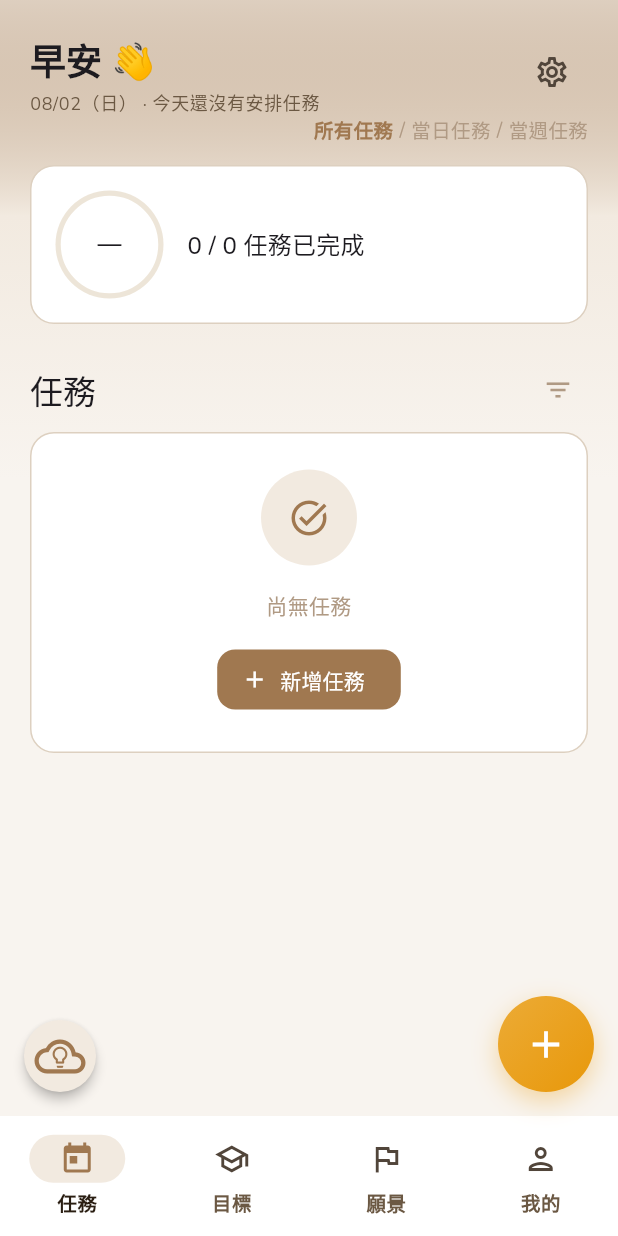
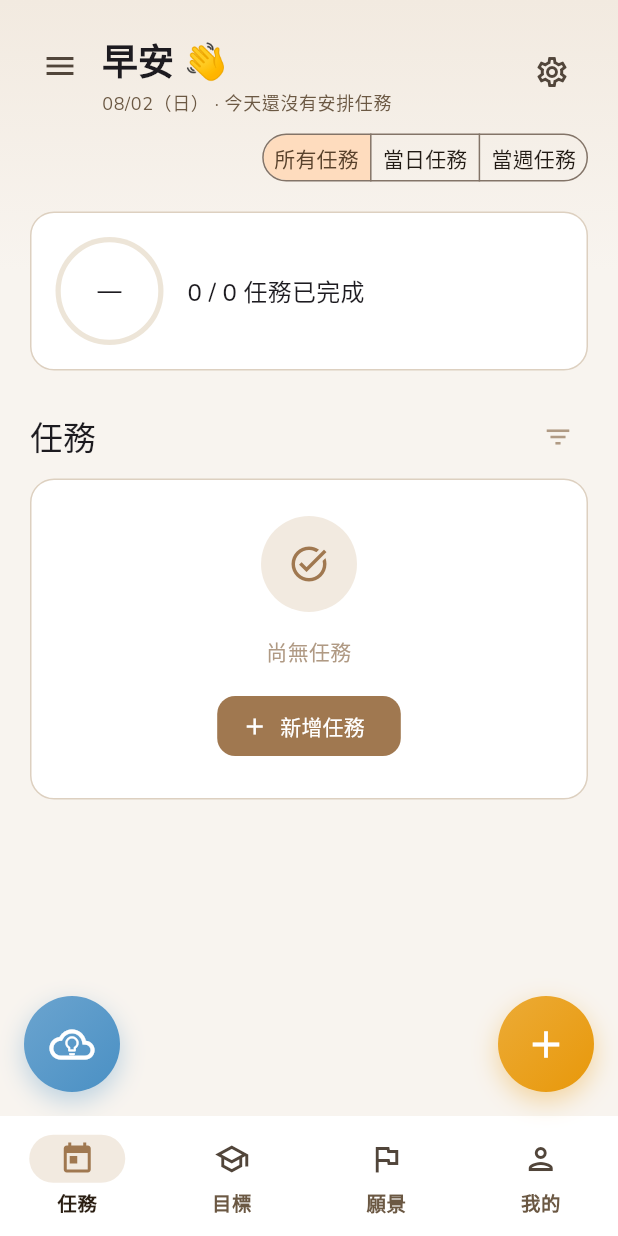
Before and after one commit to octofield/URniversity, a Flutter app: the HomeScreen screen opened directly, on a phone screen of 412 x 824 dp. Run offline on Flutter 3.47's test engine with Material 3 defaults, Android fonts, the light colour scheme and no system bars; our stand-ins replace flutter_riverpod, google_fonts, shared_preferences, supabase_flutter; accounts and stored records are empty; network calls fail.

Commit message:
修改: 畫面優化

```diff
--- a/src/lib/core/theme/app_theme.dart
+++ b/src/lib/core/theme/app_theme.dart
@@ -19,14 +19,14 @@ final appTheme = ThemeData(
   ),
   inputDecorationTheme: InputDecorationTheme(
     filled: true,
-    fillColor: AppColors.surfaceVariant,
+    fillColor: AppColors.surface,
     border: OutlineInputBorder(
       borderRadius: BorderRadius.circular(AppRadius.sm),
-      borderSide: BorderSide.none,
+      borderSide: const BorderSide(color: AppColors.border),
     ),
     enabledBorder: OutlineInputBorder(
       borderRadius: BorderRadius.circular(AppRadius.sm),
-      borderSide: BorderSide.none,
+      borderSide: const BorderSide(color: AppColors.border),
     ),
     focusedBorder: OutlineInputBorder(
       borderRadius: BorderRadius.circular(AppRadius.sm),
--- a/src/lib/screens/future_screen.dart
+++ b/src/lib/screens/future_screen.dart
@@ -570,6 +570,15 @@ class _FutureScreenState extends ConsumerState<FutureScreen> {
           ),
           child: Row(
             children: [
+              if (!isDesktop) ...[
+                IconButton(
+                  icon: const Icon(Icons.menu),
+                  visualDensity: VisualDensity.compact,
+                  padding: EdgeInsets.zero,
+                  onPressed: () => Scaffold.of(context).openDrawer(),
+                ),
+                const SizedBox(width: AppSpacing.sm),
+              ],
               Text(s.goals,
                   style:
                       Theme.of(context).textTheme.headlineSmall?.copyWith(
--- a/src/lib/screens/home_screen.dart
+++ b/src/lib/screens/home_screen.dart
@@ -2,6 +2,7 @@ import 'package:flutter/material.dart';
 import 'package:flutter_riverpod/flutter_riverpod.dart';
 import '../core/theme/app_breakpoints.dart';
 import '../core/theme/app_colors.dart';
+import '../core/theme/app_spacing.dart';
 import '../providers/settings_provider.dart';
 import '../providers/date_provider.dart';
 import 'today_screen.dart' show TodayScreen, showAddTaskSheet, showAddInspirationSheet;
@@ -45,24 +46,19 @@ class _HomeScreenState extends ConsumerState<HomeScreen> {
 
     final body = Stack(
       children: [
-        // Top gradient so the page background is not one flat color
-        Positioned(
+        // Soft top gradient so the page background is not one flat color
+        const Positioned(
           top: 0,
           left: 0,
           right: 0,
-          height: 320,
+          height: 180,
           child: IgnorePointer(
             child: DecoratedBox(
               decoration: BoxDecoration(
                 gradient: LinearGradient(
                   begin: Alignment.topCenter,
                   end: Alignment.bottomCenter,
-                  colors: [
-                    AppColors.primary.withValues(alpha: 0.30),
-                    AppColors.primaryLight,
-                    AppColors.background,
-                  ],
-                  stops: const [0, 0.45, 1],
+                  colors: [AppColors.primaryLight, AppColors.background],
                 ),
               ),
             ),
@@ -81,27 +77,19 @@ class _HomeScreenState extends ConsumerState<HomeScreen> {
           Positioned(
             left: 16,
             bottom: 16,
-            child: Material(
-              color: AppColors.primaryLight,
-              borderRadius: BorderRadius.circular(24),
-              elevation: 3,
-              child: InkWell(
-                borderRadius: BorderRadius.circular(24),
-                onTap: () => showAddInspirationSheet(context, ref),
-                child: const SizedBox(
-                  width: 48,
-                  height: 48,
-                  child: Stack(
-                    alignment: Alignment.center,
-                    children: [
-                      Icon(Icons.cloud_outlined, size: 34, color: AppColors.primary),
-                      Padding(
-                        padding: EdgeInsets.only(top: 2),
-                        child: Icon(Icons.lightbulb_outline, size: 17, color: AppColors.primary),
-                      ),
-                    ],
+            child: _VividFab(
+              color: AppColors.categoryExchange,
+              tooltip: s.addInspiration,
+              onPressed: () => showAddInspirationSheet(context, ref),
+              child: const Stack(
+                alignment: Alignment.center,
+                children: [
+                  Icon(Icons.cloud_outlined, size: 30, color: Colors.white),
+                  Padding(
+                    padding: EdgeInsets.only(top: 2),
+                    child: Icon(Icons.lightbulb_outline, size: 15, color: Colors.white),
                   ),
-                ),
+                ],
               ),
             ),
           ),
@@ -111,38 +99,43 @@ class _HomeScreenState extends ConsumerState<HomeScreen> {
     final floatingActionButton = switch (_index) {
       0 => _VividFab(
           color: AppColors.categoryCompetition,
-          icon: Icons.add,
           tooltip: s.addTask,
-          onPressed: () => showAddTaskSheet(context, ref)),
+          onPressed: () => showAddTaskSheet(context, ref),
+          child: const Icon(Icons.add, color: Colors.white, size: 30)),
       1 => _VividFab(
           color: AppColors.categoryIntern,
-          icon: Icons.add,
           tooltip: s.addTarget,
-          onPressed: () => showAddSemesterGoalSheet(context, ref)),
+          onPressed: () => showAddSemesterGoalSheet(context, ref),
+          child: const Icon(Icons.add, color: Colors.white, size: 30)),
       2 => _VividFab(
           color: AppColors.categoryCert,
-          icon: Icons.add,
           tooltip: s.addGoal,
-          onPressed: () => showAddFutureGoalSheet(context, ref)),
+          onPressed: () => showAddFutureGoalSheet(context, ref),
+          child: const Icon(Icons.add, color: Colors.white, size: 30)),
       3 => _VividFab(
           color: AppColors.categoryPerformance,
-          icon: Icons.edit_note,
           tooltip: s.addJournal,
           onPressed: () => Navigator.push(
             context,
             MaterialPageRoute(builder: (_) => const JournalEditScreen()),
-          )),
+          ),
+          child: const Icon(Icons.edit_note, color: Colors.white, size: 30)),
       _ => null,
     };
 
     if (isDesktop) {
+      final extended = width >= AppBreakpoints.wide;
+      // NavigationRail's own collapsed/extended widths (Material defaults it
+      // falls back to since the theme doesn't override minWidth/minExtendedWidth)
+      final railWidth = extended ? 256.0 : 72.0;
+
       return Scaffold(
         body: Row(
           children: [
             NavigationRail(
               selectedIndex: _index,
               onDestinationSelected: _onDestinationSelected,
-              extended: width >= AppBreakpoints.wide,
+              extended: extended,
               destinations: [
                 for (final d in destinations)
                   NavigationRailDestination(
@@ -151,6 +144,19 @@ class _HomeScreenState extends ConsumerState<HomeScreen> {
                     label: Text(d.label),
                   ),
               ],
+              // Same divider as the mobile drawer — marks room for future
+              // secondary features below the four main destinations.
+              // NavigationRail centers trailing in an unbounded-width Column,
+              // so the Divider needs an explicit finite width (matching the
+              // rail's own current width) rather than double.infinity, which
+              // crashes hit-testing when the incoming constraint is unbounded.
+              trailing: Padding(
+                padding: const EdgeInsets.symmetric(vertical: AppSpacing.sm),
+                child: SizedBox(
+                  width: railWidth - AppSpacing.sm * 2,
+                  child: const Divider(color: AppColors.border),
+                ),
+              ),
             ),
             const VerticalDivider(width: 1, color: AppColors.border),
             Expanded(child: body),
@@ -163,6 +169,58 @@ class _HomeScreenState extends ConsumerState<HomeScreen> {
     return Scaffold(
       body: body,
       floatingActionButton: floatingActionButton,
+      // Hamburger menu (opened from each screen's header) — houses the main
+      // destinations today and leaves room to grow secondary features below
+      // the divider later. Desktop already shows a permanent NavigationRail.
+      drawer: Drawer(
+        child: SafeArea(
+          child: ListView(
+            padding: EdgeInsets.zero,
+            children: [
+              const SizedBox(height: AppSpacing.lg),
+              Padding(
+                padding: const EdgeInsets.symmetric(
+                    horizontal: AppSpacing.pageHorizontal),
+                child: Text(
+                  s.appName,
+                  style: Theme.of(context).textTheme.titleLarge?.copyWith(
+                    fontWeight: FontWeight.bold,
+                    color: AppColors.primary,
+                  ),
+                ),
+              ),
+              const SizedBox(height: AppSpacing.md),
+              for (var i = 0; i < destinations.length; i++)
+                ListTile(
+                  leading: Icon(
+                    i == _index
+                        ? destinations[i].selectedIcon
+                        : destinations[i].icon,
+                    color: i == _index ? AppColors.primary : null,
+                  ),
+                  title: Text(
+                    destinations[i].label,
+                    style: TextStyle(
+                      fontWeight:
+                          i == _index ? FontWeight.w600 : FontWeight.normal,
+                      color: i == _index ? AppColors.primary : null,
+                    ),
+                  ),
+                  selected: i == _index,
+                  selectedTileColor: AppColors.primaryLight,
+                  onTap: () {
+                    _onDestinationSelected(i);
+                    Navigator.pop(context);
+                  },
+                ),
+              const Divider(
+                indent: AppSpacing.pageHorizontal,
+                endIndent: AppSpacing.pageHorizontal,
+              ),
+            ],
+          ),
+        ),
+      ),
       bottomNavigationBar: NavigationBar(
         selectedIndex: _index,
         onDestinationSelected: _onDestinationSelected,
@@ -182,13 +240,13 @@ class _HomeScreenState extends ConsumerState<HomeScreen> {
 // Larger, colorful floating action button with a hover glow on desktop
 class _VividFab extends StatefulWidget {
   final Color color;
-  final IconData icon;
+  final Widget child;
   final String tooltip;
   final VoidCallback onPressed;
 
   const _VividFab({
     required this.color,
-    required this.icon,
+    required this.child,
     required this.tooltip,
     required this.onPressed,
   });
@@ -235,7 +293,7 @@ class _VividFabState extends State<_VividFab> {
                   ),
                 ],
               ),
-              child: Icon(widget.icon, color: Colors.white, size: 30),
+              child: Center(child: widget.child),
             ),
           ),
         ),
--- a/src/lib/screens/me_screen.dart
+++ b/src/lib/screens/me_screen.dart
@@ -42,14 +42,23 @@ class MeScreen extends ConsumerWidget {
             AppSpacing.pageHorizontal, 0,
           ),
           child: Row(
-            mainAxisAlignment: MainAxisAlignment.spaceBetween,
             children: [
+              if (!isDesktop) ...[
+                IconButton(
+                  icon: const Icon(Icons.menu),
+                  visualDensity: VisualDensity.compact,
+                  padding: EdgeInsets.zero,
+                  onPressed: () => Scaffold.of(context).openDrawer(),
+                ),
+                const SizedBox(width: AppSpacing.sm),
+              ],
               Text(
                 s.me,
                 style: Theme.of(context).textTheme.headlineSmall?.copyWith(
                   fontWeight: FontWeight.bold,
                 ),
               ),
+              const Spacer(),
               IconButton(
                 icon: const Icon(Icons.settings_outlined),
                 onPressed: () => Navigator.push(
--- a/src/lib/screens/overview_graph_screen.dart
+++ b/src/lib/screens/overview_graph_screen.dart
@@ -93,7 +93,18 @@ class _OverviewGraphScreenState extends ConsumerState<OverviewGraphScreen>
     return Scaffold(
       backgroundColor: AppColors.background,
       appBar: AppBar(
-        title: Text(s.overview),
+        automaticallyImplyLeading: false,
+        titleSpacing: 0,
+        title: Row(
+          crossAxisAlignment: CrossAxisAlignment.center,
+          children: [
+            IconButton(
+              icon: const Icon(Icons.arrow_back),
+              onPressed: () => Navigator.pop(context),
+            ),
+            Text(s.overview),
+          ],
+        ),
         backgroundColor: Colors.transparent,
         elevation: 0,
         scrolledUnderElevation: 0,
--- a/src/lib/screens/semester_screen.dart
+++ b/src/lib/screens/semester_screen.dart
@@ -309,6 +309,15 @@ class _SemesterScreenState extends ConsumerState<SemesterScreen> {
           ),
           child: Row(
             children: [
+              if (!isDesktop) ...[
+                IconButton(
+                  icon: const Icon(Icons.menu),
+                  visualDensity: VisualDensity.compact,
+                  padding: EdgeInsets.zero,
+                  onPressed: () => Scaffold.of(context).openDrawer(),
+                ),
+                const SizedBox(width: AppSpacing.sm),
+              ],
               Text(s.targets,
                   style:
                       Theme.of(context).textTheme.headlineSmall?.copyWith(
--- a/src/lib/screens/today_screen.dart
+++ b/src/lib/screens/today_screen.dart
@@ -96,6 +96,15 @@ class _TodayScreenState extends ConsumerState<TodayScreen> {
           child: Row(
             crossAxisAlignment: CrossAxisAlignment.start,
             children: [
+              if (!isDesktop) ...[
+                IconButton(
+                  icon: const Icon(Icons.menu),
+                  visualDensity: VisualDensity.compact,
+                  padding: EdgeInsets.zero,
+                  onPressed: () => Scaffold.of(context).openDrawer(),
+                ),
+                const SizedBox(width: AppSpacing.sm),
+              ],
               Expanded(
                 child: Column(
                   crossAxisAlignment: CrossAxisAlignment.start,
@@ -129,24 +138,34 @@ class _TodayScreenState extends ConsumerState<TodayScreen> {
           ),
         ),
         Padding(
-          padding: const EdgeInsets.fromLTRB(AppSpacing.pageHorizontal, 0, AppSpacing.pageHorizontal, 2),
+          padding: const EdgeInsets.fromLTRB(AppSpacing.pageHorizontal, AppSpacing.sm, AppSpacing.pageHorizontal, AppSpacing.xs),
           child: Row(
             mainAxisAlignment: MainAxisAlignment.end,
             children: [
-              _ViewToggleLabel(label: s.allTasks, active: taskView == 0,
-                  onTap: () => ref.read(taskViewProvider.notifier).state = 0),
-              const Padding(
-                padding: EdgeInsets.symmetric(horizontal: 4),
-                child: Text('/', style: TextStyle(fontSize: 13, color: AppColors.textTertiary)),
-              ),
-              _ViewToggleLabel(label: s.dailyTasks, active: taskView == 1,
-                  onTap: () => ref.read(taskViewProvider.notifier).state = 1),
-              const Padding(
-                padding: EdgeInsets.symmetric(horizontal: 4),
-                child: Text('/', style: TextStyle(fontSize: 13, color: AppColors.textTertiary)),
-              ),
-              _ViewToggleLabel(label: s.weeklyTasks, active: taskView == 2,
-                  onTap: () => ref.read(taskViewProvider.notifier).state = 2),
+              SegmentedButton<int>(
+                segments: [
+                  ButtonSegment(
+                      value: 0,
+                      label: FittedBox(
+                          fit: BoxFit.scaleDown, child: Text(s.allTasks))),
+                  ButtonSegment(
+                      value: 1,
+                      label: FittedBox(
+                          fit: BoxFit.scaleDown, child: Text(s.dailyTasks))),
+                  ButtonSegment(
+                      value: 2,
+                      label: FittedBox(
+                          fit: BoxFit.scaleDown, child: Text(s.weeklyTasks))),
+                ],
+                selected: {taskView},
+                onSelectionChanged: (v) =>
+                    ref.read(taskViewProvider.notifier).state = v.first,
+                showSelectedIcon: false,
+                style: SegmentedButton.styleFrom(
+                  visualDensity: VisualDensity.compact,
+                  padding: const EdgeInsets.symmetric(horizontal: 8),
+                ),
+              ),
             ],
           ),
         ),
@@ -371,28 +390,6 @@ class _TodayScreenState extends ConsumerState<TodayScreen> {
     }
 
     return SafeArea(child: content);
-  }
-}
-
-class _ViewToggleLabel extends StatelessWidget {
-  final String label;
-  final bool active;
-  final VoidCallback onTap;
-  const _ViewToggleLabel({required this.label, required this.active, required this.onTap});
-
-  @override
-  Widget build(BuildContext context) {
-    return GestureDetector(
-      onTap: onTap,
-      child: Text(
-        label,
-        style: TextStyle(
-          fontSize: 13,
-          fontWeight: active ? FontWeight.w600 : FontWeight.normal,
-          color: active ? AppColors.primary : AppColors.textTertiary,
-        ),
-      ),
-    );
   }
 }
 
```
